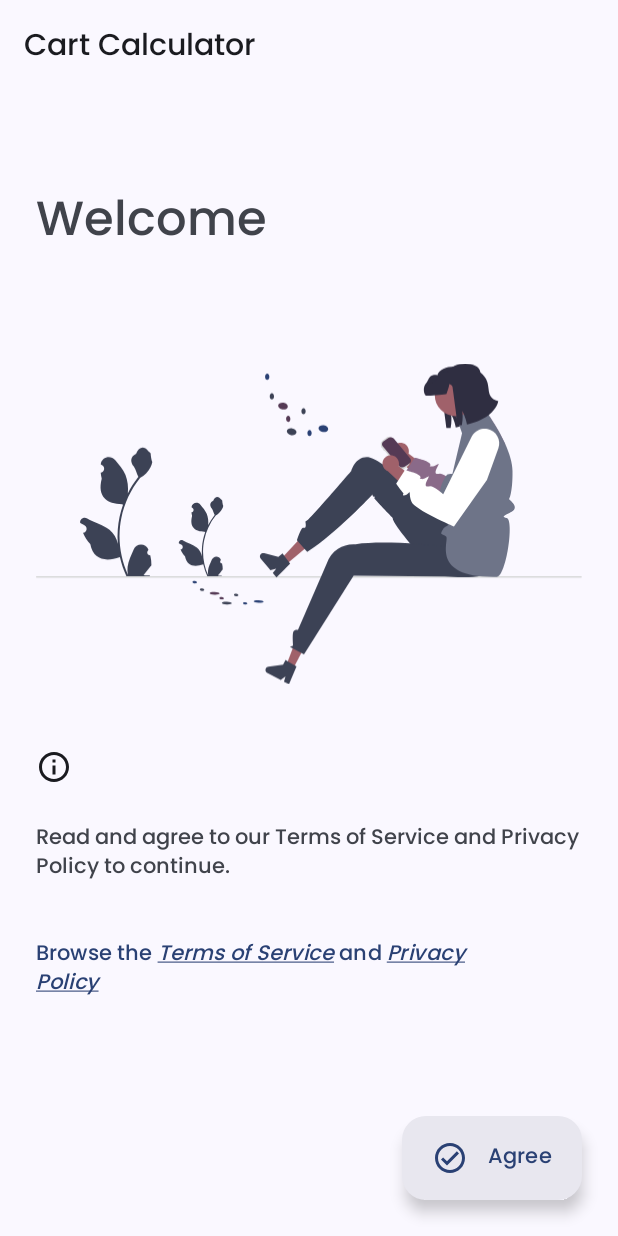
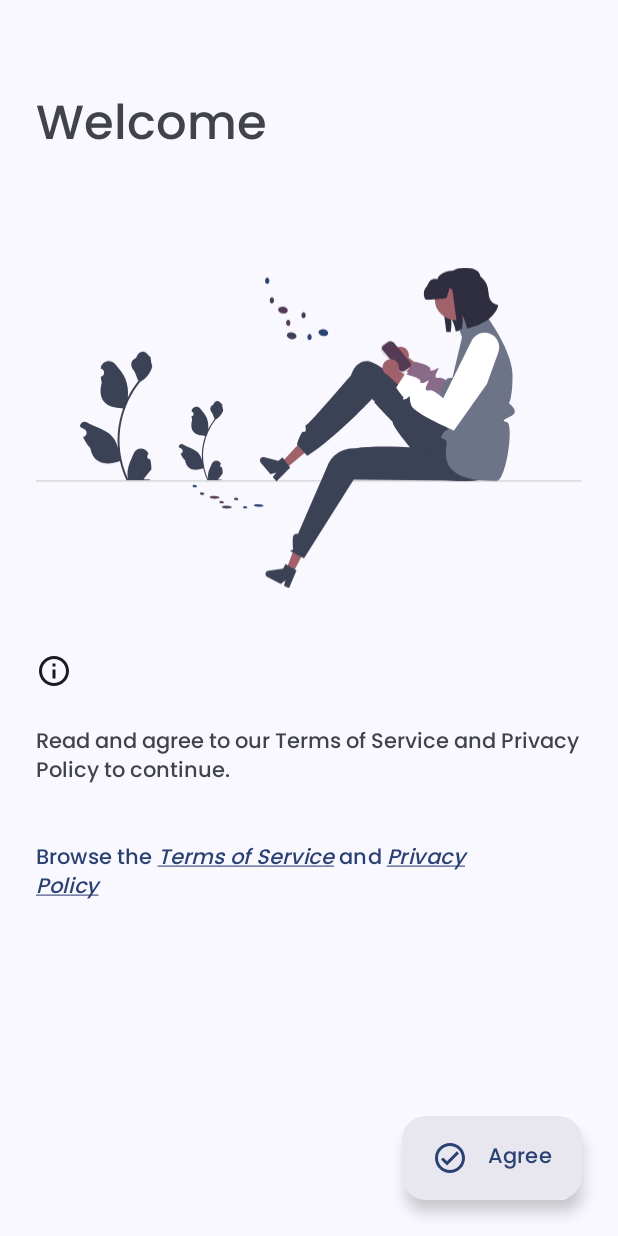
Before and after one commit to D4rK7355608/com.d4rk.cartcalculator, an Android app: the screen it shows after launch (StartupActivity), on a phone screen of 412 x 824 dp. Run offline under Robolectric (Android 15) with nearby library versions, the phone set to English and light mode, and no system bars; our stand-ins replace AdMob, navigation-ui; libraries missing offline, so code that uses them is left out: me.zhanghai.android; plain views replace FastScrollScrollView; pictures from the network do not load; 5 statements that could not run were skipped.

Commit message:
Update 1.1_r1

```diff
--- a/app/build.gradle
+++ b/app/build.gradle
@@ -12,8 +12,8 @@ android {
         applicationId 'com.d4rk.cartcalculator'
         minSdk 26
         targetSdk 33
-        versionCode 10
-        versionName '1.0_r3'
+        versionCode 11
+        versionName '1.1_r1'
         archivesBaseName = "${applicationId}-v${versionName}"
         testInstrumentationRunner 'androidx.test.runner.AndroidJUnitRunner'
         resConfigs 'en', 'de', 'es', 'fr', 'hi', 'in', 'it', 'ja', 'ro', 'ru', 'tr', 'sv', 'bg', 'pl', 'uk'
--- a/app/src/main/AndroidManifest.xml
+++ b/app/src/main/AndroidManifest.xml
@@ -48,7 +48,7 @@
         </activity>
         <activity
             android:name=".ui.startup.StartupActivity"
-            android:theme="@style/AppThemeActionBar"/>
+            android:theme="@style/AppThemeStartup"/>
         <activity
             android:name=".ui.settings.language.LanguageActivity"
             android:exported="false"
--- a/app/src/main/res/values/strings.xml
+++ b/app/src/main/res/values/strings.xml
@@ -129,6 +129,7 @@
     <string name="summary_notification_update">A new version of the app is available. Click to update!</string>
     <string name="changelog_title" translatable="false">Changelog - Version %1s</string>
     <string name="changes" translatable="false">\n
-        • Added functionality to \"Music\" chip.
+        • Added ability to remove items from cart.\n\n
+        • Made minor under-the-hood improvements for a better overall app experience.
     </string>
 </resources>
--- a/app/src/main/res/values/themes.xml
+++ b/app/src/main/res/values/themes.xml
@@ -3,6 +3,10 @@
         <item name="windowActionBar">false</item>
         <item name="windowNoTitle">true</item>
         <item name="android:windowLightStatusBar">false</item>
+    </style>
+    <style name="AppThemeStartup" parent="@style/AppThemeActionBar">
+        <item name="windowActionBar">false</item>
+        <item name="windowNoTitle">true</item>
     </style>
     <style name="AppThemeActionBar" parent="Theme.Material3.DynamicColors.DayNight">
         <item name="android:statusBarColor">@android:color/transparent</item>
```
Also changed, not shown: app/src/main/kotlin/com/d4rk/cartcalculator/adapters/CartItemAdapter.kt (+12 -5 lines), 2 other files.
